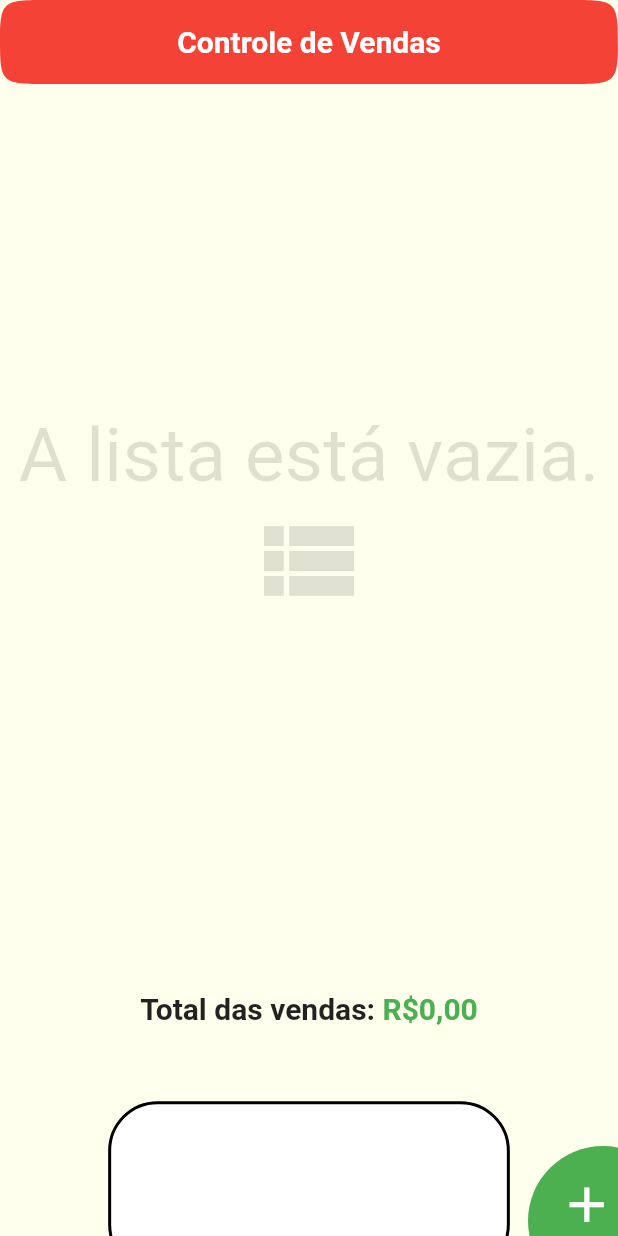
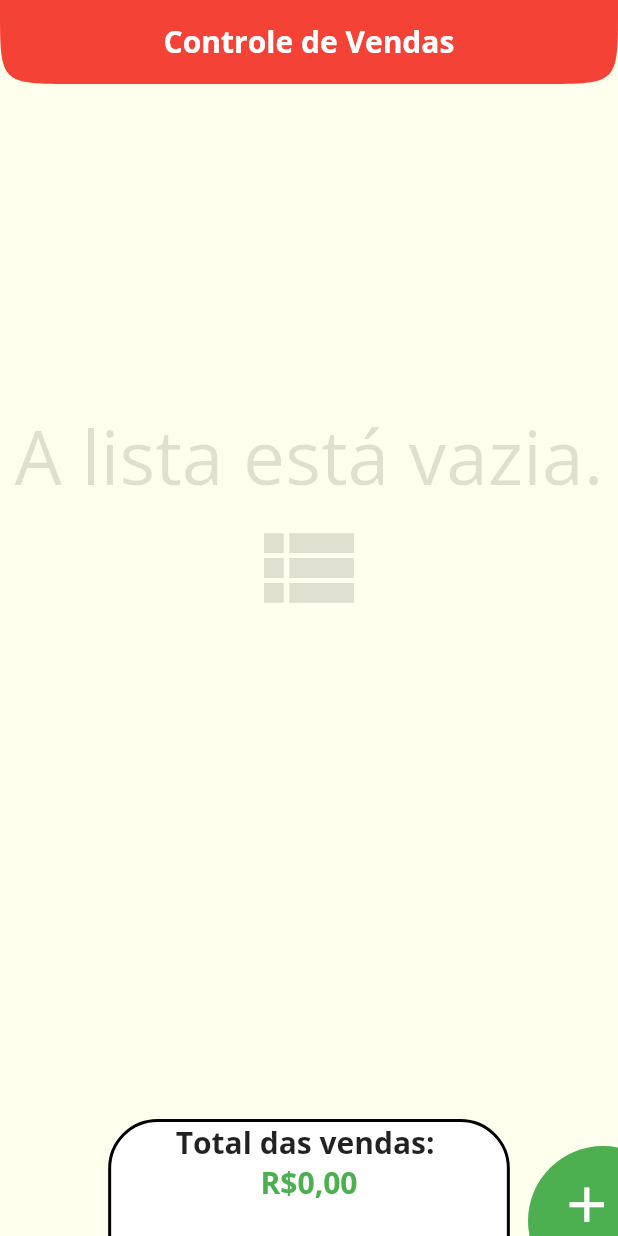
Before and after one commit to GuilhermeHHMS/ControleVendas, a Flutter app: the screen it shows after launch, on a phone screen of 412 x 824 dp. Run offline on Flutter 3.47's test engine with Material 2 defaults, Android fonts, the phone set to English and light mode, and no system bars.

Commit message:
fontes e temas

```diff
--- a/lib/main.dart
+++ b/lib/main.dart
@@ -12,9 +12,17 @@ class ControleApp extends StatelessWidget {
 
   @override
   Widget build(BuildContext context) {
-    return const MaterialApp(
+    return MaterialApp(
       debugShowCheckedModeBanner: false,
-      home: MyHomePage(),
+      theme: ThemeData(
+        colorScheme: ColorScheme.fromSwatch().copyWith(
+          primary: Colors.red,
+          secondary: Colors.green,
+          brightness: Brightness.light,
+        ),
+        fontFamily: 'OpenSans',
+      ),
+      home: const MyHomePage(),
     );
   }
 }
@@ -32,7 +40,7 @@ class _MyHomePageState extends State<MyHomePage> {
   final List<Transaction> _transactions = [];
 
   void _addItem(String title, double value) {
-    final item = Transaction(
+    final Transaction item = Transaction(
       id: Random().nextDouble().toString(),
       title: title,
       price: 0,
@@ -84,18 +92,21 @@ class _MyHomePageState extends State<MyHomePage> {
   @override
   Widget build(BuildContext context) {
     double sum = _transactions.fold(0, (prev, tr) => prev + tr.price);
-    double widthContainerBar = MediaQuery.of(context).size.width * .65;
-    double heightContainerBar = MediaQuery.of(context).size.height * 0.14;
+    double widthContainerBar = MediaQuery.of(context).size.width * 0.65;
+    double heightContainerBar = 120;
 
     return Scaffold(
       backgroundColor: const Color(0xFFFFFFEE),
       key: scaffoldState,
       appBar: AppBar(
         centerTitle: true,
-        backgroundColor: Colors.red,
+        backgroundColor: Theme.of(context).colorScheme.primary,
         elevation: 0,
-        shape: ContinuousRectangleBorder(
-          borderRadius: BorderRadius.circular(33),
+        shape: const ContinuousRectangleBorder(
+          borderRadius: BorderRadius.only(
+            bottomLeft: Radius.circular(50),
+            bottomRight: Radius.circular(50),
+          ),
         ),
         title: const Text(
           'Controle de Vendas',
@@ -121,35 +132,6 @@ class _MyHomePageState extends State<MyHomePage> {
                     ],
                   ),
                 ),
-                FittedBox(
-                  fit: BoxFit.values.first,
-                  child: Container(
-                    height: 30,
-                    margin: const EdgeInsets.symmetric(horizontal: 75),
-                    padding: const EdgeInsets.symmetric(horizontal: 5),
-                    child: Row(
-                      mainAxisAlignment: MainAxisAlignment.center,
-                      children: [
-                        const Text(
-                          'Total das vendas: ',
-                          style: TextStyle(
-                            fontSize: 20,
-                            fontWeight: FontWeight.bold,
-                          ),
-                        ),
-                        FittedBox(
-                          child: Text(
-                            'R\$${sum.toStringAsFixed(2).replaceAll('.', ',')}',
-                            style: const TextStyle(
-                                fontSize: 20,
-                                fontWeight: FontWeight.bold,
-                                color: Colors.green),
-                          ),
-                        ),
-                      ],
-                    ),
-                  ),
-                ),
               ],
             ),
           ),
@@ -159,7 +141,7 @@ class _MyHomePageState extends State<MyHomePage> {
             child: Container(
               alignment: Alignment.topLeft,
               decoration: BoxDecoration(
-                color: Colors.green,
+                color: Theme.of(context).colorScheme.secondary,
                 borderRadius: BorderRadius.circular(200),
               ),
               height: 100,
@@ -184,8 +166,31 @@ class _MyHomePageState extends State<MyHomePage> {
             textDirection: TextDirection.ltr,
             start:
                 MediaQuery.of(context).size.width * 0.5 - widthContainerBar / 2,
-            bottom: MediaQuery.of(context).size.height * .02 - 42,
+            bottom: -42,
             child: Container(
+              child: Expanded(
+                child: Column(
+                  children: [
+                    const Text(
+                      'Total das vendas: ',
+                      style: TextStyle(
+                        fontSize: 20,
+                        fontWeight: FontWeight.bold,
+                      ),
+                    ),
+                    FittedBox(
+                      child: Text(
+                        'R\$${sum.toStringAsFixed(2).replaceAll('.', ',')}',
+                        style: TextStyle(
+                          fontSize: 20,
+                          fontWeight: FontWeight.bold,
+                          color: Theme.of(context).colorScheme.secondary,
+                        ),
+                      ),
+                    ),
+                  ],
+                ),
+              ),
               width: widthContainerBar,
               height: heightContainerBar,
               decoration: BoxDecoration(
@@ -198,13 +203,6 @@ class _MyHomePageState extends State<MyHomePage> {
           ),
         ],
       ),
-      //floatingActionButton: FloatingActionButton(
-      //elevation: 0,
-      //onPressed: () => _modalTextForm(context),
-      //child: const Icon(Icons.add),
-      // backgroundColor: Colors.green,
-      //),
-      floatingActionButtonLocation: FloatingActionButtonLocation.endFloat,
     );
   }
 }
--- a/pubspec.yaml
+++ b/pubspec.yaml
@@ -75,9 +75,11 @@ flutter:
   # list giving the asset and other descriptors for the font. For
   # example:
   fonts:
-  - family: OpenSans
+    - family: OpenSans
       fonts:
-        - asset: fonts/OpenSansRegular.ttf
+        - asset: fonts/OpenSans-Regular.ttf
+        - asset: fonts/OpenSans-Bold.ttf
+        - asset: fonts/OpenSans-light.ttf
   #       - asset: fonts/Schyler-Italic.ttf
   #         style: italic
   #   - family: Trajan Pro
```
Also changed, not shown: fonts/OpenSans-Bold.ttf (added), fonts/OpenSans-Light.ttf (added), fonts/OpenSans-Medium.ttf (added), fonts/OpenSans-Regular.ttf (added).
